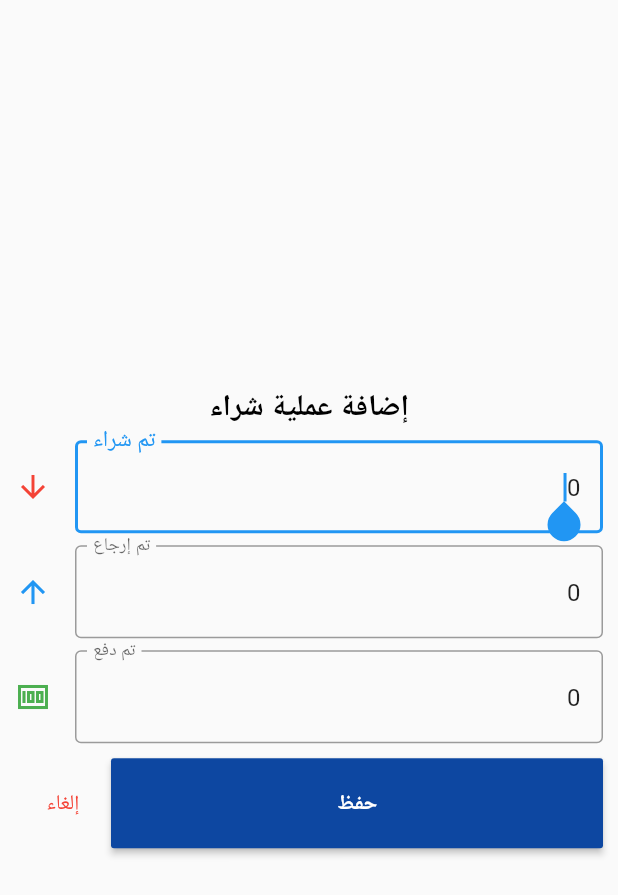
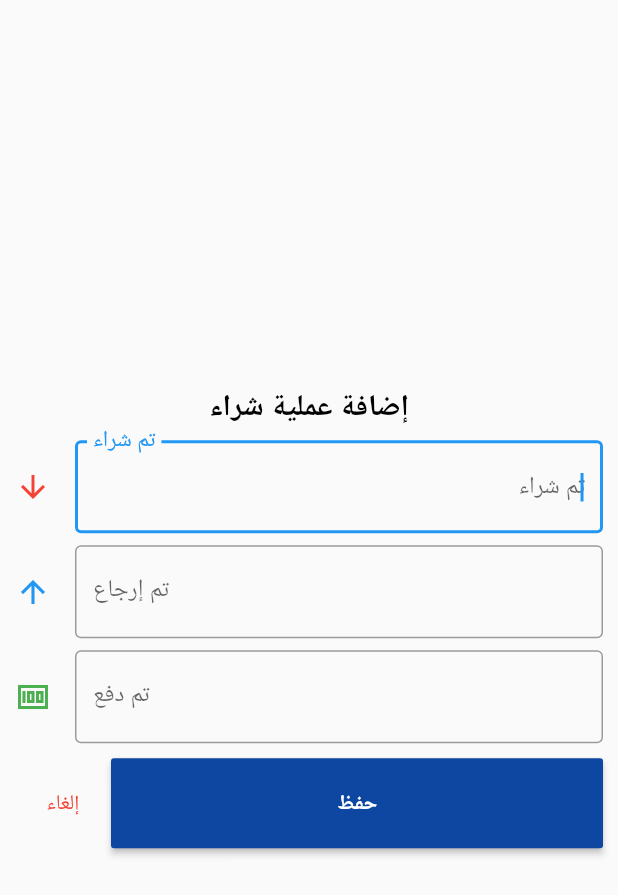
Before and after one commit to vemo068/tiloufa_gaz, a Flutter app: the MyBtm screen opened directly, on a phone screen of 412 x 824 dp. Shown: the top 895 px of the screen. Run offline on Flutter 3.47's test engine with Material 2 defaults, Android fonts, the phone set to English and light mode, and no system bars; our stand-ins replace data_table_2, hive, hive_flutter; accounts and stored records are empty.

Commit message:
update 2025

```diff
--- a/lib/bottomsheet.dart
+++ b/lib/bottomsheet.dart
@@ -11,21 +11,20 @@ class MyBtm extends StatelessWidget {
   var textpay = TextEditingController();
   @override
   Widget build(BuildContext context) {
-    textmoin.text = '0';
-    textpay.text = '0';
-    textplus.text = '0';
+    textmoin.text = '';
+    textpay.text = '';
+    textplus.text = '';
     TextDirection.rtl;
     return SafeArea(
       child: Scaffold(
         body: Center(
           child: Container(
             padding: const EdgeInsets.all(10),
-
             child: SingleChildScrollView(
               child: Column(
                 mainAxisSize: MainAxisSize.min,
                 children: <Widget>[
-                  Text(
+                  const Text(
                     "إضافة عملية شراء",
                     style: TextStyle(
                         color: Colors.black,
@@ -85,7 +84,7 @@ class MyBtm extends StatelessWidget {
                           color: Colors.green,
                         )),
                   ),
-                  SizedBox(
+                  const SizedBox(
                     height: 10,
                   ),
                   Row(
--- a/pubspec.yaml
+++ b/pubspec.yaml
@@ -15,7 +15,7 @@ publish_to: 'none' # Remove this line if you wish to publish to pub.dev
 # In iOS, build-name is used as CFBundleShortVersionString while build-number used as CFBundleVersion.
 # Read more about iOS versioning at
 # https://developer.apple.com/library/archive/documentation/General/Reference/InfoPlistKeyReference/Articles/CoreFoundationKeys.html
-version: 1.0.0+1
+version: 1.2.0+20
 
 environment:
   sdk: ">=2.12.0 <3.0.0"
```
